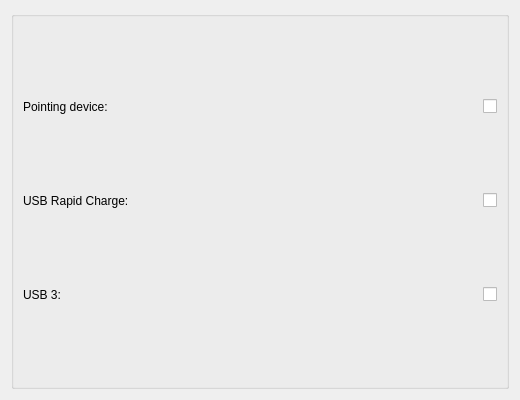
First picture: the form in kcm/general.ui, repository jfmcarreira/ktoshiba, before the edit.
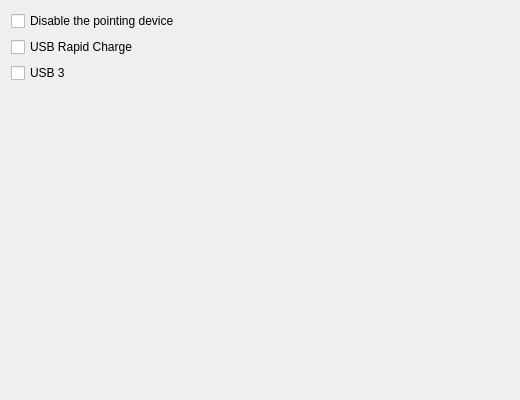
Second picture: the form after the edit.

Diff of the .ui file:
```diff
--- a/kcm/general.ui
+++ b/kcm/general.ui
@@ -14,34 +14,8 @@
   <property name="windowTitle">
    <string>General Settings</string>
   </property>
-  <layout class="QVBoxLayout" name="verticalLayout">
-   <item>
-    <widget class="QGroupBox" name="groupBox">
-     <property name="flat">
-      <bool>true</bool>
-     </property>
-     <property name="checkable">
-      <bool>false</bool>
-     </property>
-     <property name="checked">
-      <bool>false</bool>
-     </property>
-     <layout class="QGridLayout" name="gridLayout">
-      <item row="0" column="0">
-       <widget class="QLabel" name="touchpad_label">
-        <property name="text">
-         <string>Pointing device:</string>
-        </property>
-       </widget>
-      </item>
-      <item row="0" column="1">
-       <spacer name="touchpad_spacer">
-        <property name="orientation">
-         <enum>Qt::Horizontal</enum>
-        </property>
-       </spacer>
-      </item>
-      <item row="0" column="2" alignment="Qt::AlignRight">
+  <layout class="QFormLayout" name="formLayout">
+   <item row="0" column="0" alignment="Qt::AlignLeft">
        <widget class="QCheckBox" name="touchpad_checkbox">
         <property name="toolTip">
          <string>Disables the touchpad (and trackpoint, if available) via hardware.</string>
@@ -50,25 +24,11 @@
          <string>Disables the touchpad (and trackpoint, if available) via hardware.</string>
         </property>
         <property name="text">
-         <string/>
+      <string>Disable the pointing device</string>
         </property>
        </widget>
       </item>
-      <item row="1" column="0">
-       <widget class="QLabel" name="rapid_charge_label">
-        <property name="text">
-         <string>USB Rapid Charge:</string>
-        </property>
-       </widget>
-      </item>
-      <item row="1" column="1">
-       <spacer name="rapid_charge_spacer">
-        <property name="orientation">
-         <enum>Qt::Horizontal</enum>
-        </property>
-       </spacer>
-      </item>
-      <item row="1" column="2" alignment="Qt::AlignRight">
+   <item row="1" column="0" alignment="Qt::AlignLeft">
        <widget class="QCheckBox" name="rapid_charge_checkbox">
         <property name="toolTip">
          <string>Toggles the USB rapid charge feature.</string>
@@ -77,25 +37,11 @@
          <string>Toggles the USB rapid charge feature.</string>
         </property>
         <property name="text">
-         <string/>
+      <string>USB Rapid Charge</string>
         </property>
        </widget>
       </item>
-      <item row="2" column="0">
-       <widget class="QLabel" name="usb_three_label">
-        <property name="text">
-         <string>USB 3:</string>
-        </property>
-       </widget>
-      </item>
-      <item row="2" column="1">
-       <spacer name="usb_three_spacer">
-        <property name="orientation">
-         <enum>Qt::Horizontal</enum>
-        </property>
-       </spacer>
-      </item>
-      <item row="2" column="2" alignment="Qt::AlignRight">
+   <item row="2" column="0" alignment="Qt::AlignLeft">
        <widget class="QCheckBox" name="usb_three_checkbox">
         <property name="toolTip">
          <string>Disables USB 3 functionality, acting as a regular USB 2.</string>
@@ -104,11 +50,8 @@
          <string>Disables USB 3 functionality, acting as a regular USB 2.</string>
         </property>
         <property name="text">
-         <string/>
-        </property>
-       </widget>
-      </item>
-     </layout>
+      <string>USB 3</string>
+     </property>
     </widget>
    </item>
   </layout>
```
Lines whose indentation alone changed are shown as unchanged.
